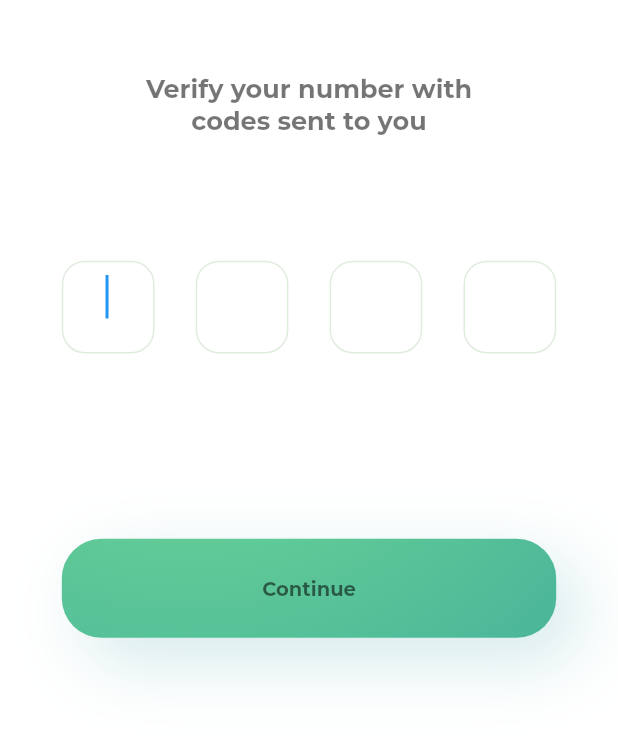
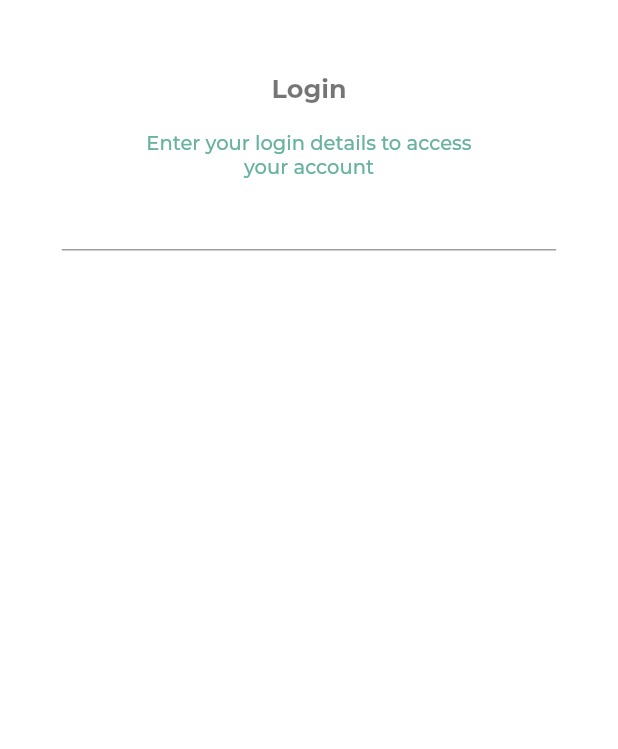
Before and after one commit to kaungphyowai/health_care_flutter, a Flutter app: the Otp screen opened by its route, after a tap on "Continue", on a phone screen of 412 x 824 dp, the part 84-833 px from its top. Run offline on Flutter 3.47's test engine with Material 2 defaults, Android fonts, the phone set to English and light mode, and no system bars; our stand-ins replace flutter_svg; project files that could hold a hidden picture were left out.

Commit message:
otp kind of complete but need to polish. Login page still progress

```diff
--- /dev/null
+++ b/lib/login/components/login_body.dart
@@ -0,0 +1,49 @@
+import 'package:flutter/material.dart';
+import 'package:health_care_flutter/constants.dart';
+
+import '../../SizeConfig.dart';
+
+class LoginBody extends StatelessWidget {
+  @override
+  Widget build(BuildContext context) {
+    return Padding(
+      padding:
+          EdgeInsets.symmetric(horizontal: getProportionateScreenWidth(10)),
+      child: SizedBox(
+        width: double.infinity,
+        child: Column(
+          children: [
+            SizedBox(
+              height: getProportionateScreenHeight(6),
+            ),
+            Text(
+              "Login",
+              textAlign: TextAlign.center,
+              style: Theme.of(context).textTheme.headline3.copyWith(
+                    fontSize: 17,
+                  ),
+            ),
+            SizedBox(
+              height: getProportionateScreenHeight(2),
+            ),
+            Padding(
+              padding: EdgeInsets.symmetric(
+                horizontal: getProportionateScreenHeight(5),
+              ),
+              child: Text(
+                "Enter your login details to access your account",
+                textAlign: TextAlign.center,
+                style: Theme.of(context).textTheme.bodyText2.copyWith(
+                      color: color2,
+                    ),
+              ),
+            ),
+            TextField(
+              decoration: InputDecoration(),
+            ),
+          ],
+        ),
+      ),
+    );
+  }
+}
--- /dev/null
+++ b/lib/login/login_screen.dart
@@ -0,0 +1,21 @@
+import 'package:flutter/material.dart';
+import 'package:flutter_svg/svg.dart';
+
+import '../SizeConfig.dart';
+import 'components/login_body.dart';
+
+class LoginScreen extends StatelessWidget {
+  static final String routeName = "/login";
+  @override
+  Widget build(BuildContext context) {
+    return Scaffold(
+      appBar: AppBar(
+        title: SizedBox(
+          width: getProportionateScreenWidth(15),
+          child: SvgPicture.asset("assets/icons/logo.svg"),
+        ),
+      ),
+      body: LoginBody(),
+    );
+  }
+}
--- a/lib/otp/components/otp_body.dart
+++ b/lib/otp/components/otp_body.dart
@@ -2,6 +2,7 @@ import 'package:flutter/material.dart';
 import 'package:health_care_flutter/SizeConfig.dart';
 import 'package:health_care_flutter/components/default_button.dart';
 import 'package:health_care_flutter/constants.dart';
+import 'package:health_care_flutter/login/login_screen.dart';
 
 class OtpBody extends StatefulWidget {
   @override
@@ -36,7 +37,8 @@ class _OtpBodyState extends State<OtpBody> {
 
   @override
   Widget build(BuildContext context) {
-    return Padding(
+    return SingleChildScrollView(
+      child: Padding(
         padding:
             EdgeInsets.symmetric(horizontal: getProportionateScreenWidth(10)),
         child: SizedBox(
@@ -122,12 +124,30 @@ class _OtpBodyState extends State<OtpBody> {
                     ),
                   ],
                 ),
-              SizedBox(height: SizeConfig.screenHeight * 0.15),
+                SizedBox(height: SizeConfig.screenHeight * 0.35),
+                Text.rich(
+                  TextSpan(
+                    text: "I didn't receive the code ",
+                    style: Theme.of(context).textTheme.bodyText2.apply(
+                          color: color2.withOpacity(0.55),
+                        ),
+                    children: [
+                      TextSpan(
+                        text: "Resend Code",
+                        style: Theme.of(context).textTheme.bodyText2.apply(
+                              color: nameColour,
+                            ),
+                      ),
+                    ],
+                  ),
+                ),
+                SizedBox(height: SizeConfig.screenHeight * 0.05),
                 DefaultButton(
                     text: "Continue",
-                onPress: () {},
+                    onPress: () =>
+                        Navigator.pushNamed(context, LoginScreen.routeName)),
+              ],
             ),
-            ],
           ),
         ),
       ),
--- a/lib/routes.dart
+++ b/lib/routes.dart
@@ -1,4 +1,5 @@
 import 'package:flutter/material.dart';
+import 'package:health_care_flutter/login/login_screen.dart';
 import 'package:health_care_flutter/onboarding/onboarding.dart';
 import 'package:health_care_flutter/otp/otp_screen.dart';
 
@@ -8,4 +9,5 @@ final Map<String, WidgetBuilder> routes = {
   OnBoarding.routeName: (context) => OnBoarding(),
   NotificationScreen.routeName: (context) => NotificationScreen(),
   Otp.routeName: (context) => Otp(),
+  LoginScreen.routeName: (context) => LoginScreen(),
 };
```
Lines whose indentation alone changed are shown as unchanged.
